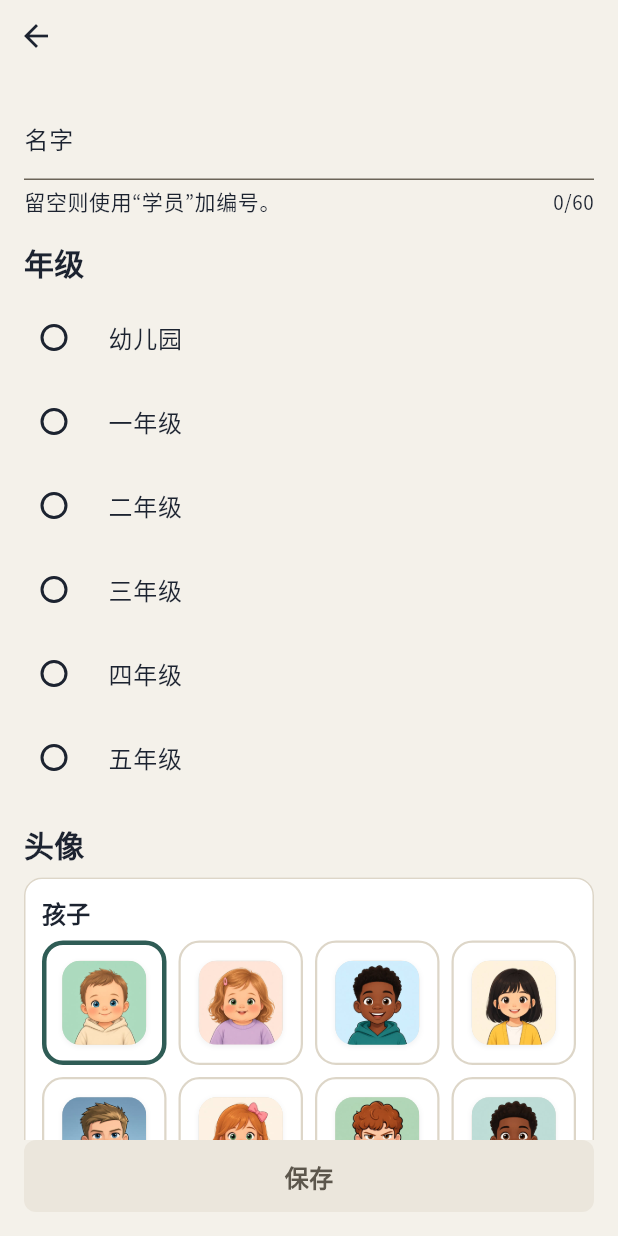
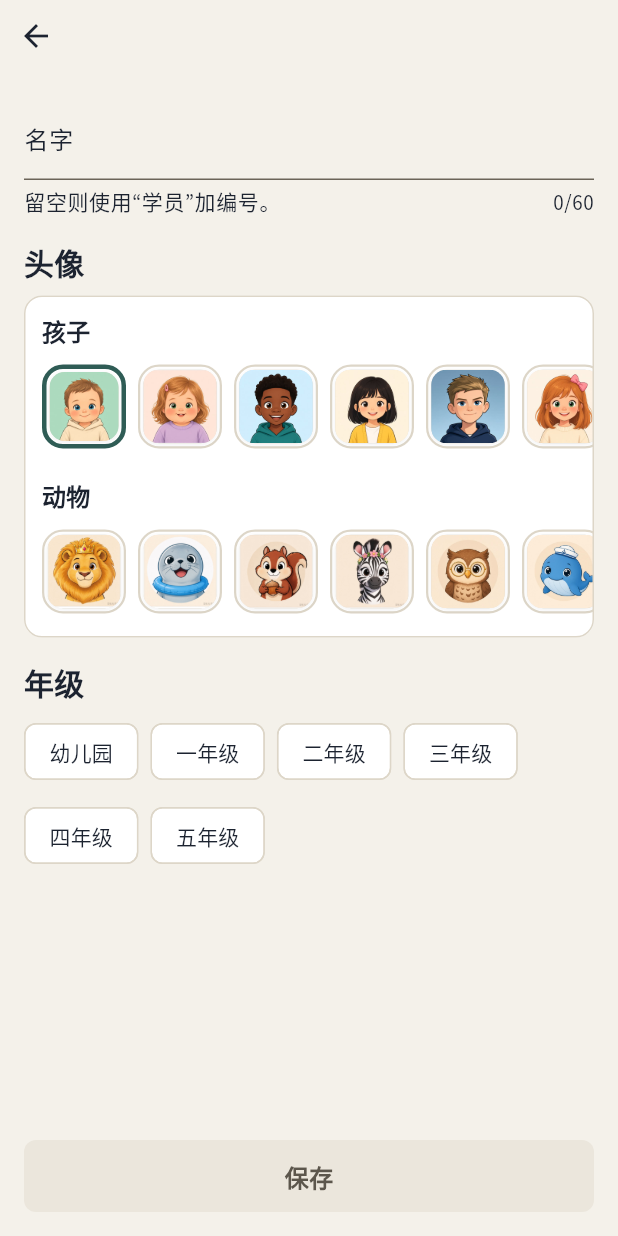
Before and after one commit to dk111222/out-m-calc, a Flutter app: the LearnerFormPage screen opened by its route, on a phone screen of 412 x 824 dp. Run offline on Flutter 3.47's test engine with Material 3 defaults, Android fonts, the phone set to English and light mode, and no system bars; our stand-ins replace audioplayers, flutter_riverpod, flutter_screenutil, flutter_tts, go_router, hive_flutter and 4 more; missing offline and left inert: google_mlkit_text_recognition; accounts and stored records are empty.

Commit message:
Show kid and animal avatars together on the add-learner screen.
Use two horizontal strips labeled 孩子 / 动物 so both sets appear under the name field without scrolling past a tall kid grid, and switch grades to compact chips.

Co-authored-by: DK <dk111222@users.noreply.github.com>

```diff
--- a/lib/pages/home_pages.dart
+++ b/lib/pages/home_pages.dart
@@ -197,28 +197,30 @@ class _LearnerFormPageState extends ConsumerState<LearnerFormPage> {
             ),
           ),
           const SizedBox(height: AppSpace.s16),
-          Text(t.gradeWord, style: Theme.of(context).textTheme.titleMedium),
-          const SizedBox(height: AppSpace.s8),
-          RadioGroup<String>(
-            groupValue: _grade,
-            onChanged: (value) => setState(() => _grade = value),
-            child: Column(
-              children: [
-                for (final grade in grades)
-                  RadioListTile<String>(
-                    value: grade,
-                    title: Text(t.grade(grade)),
-                    contentPadding: EdgeInsets.zero,
-                  ),
-              ],
-            ),
-          ),
-          const SizedBox(height: AppSpace.s16),
           Text(t.avatarWord, style: Theme.of(context).textTheme.titleMedium),
           const SizedBox(height: AppSpace.s8),
           AvatarPicker(
             selected: avatar,
             onSelected: (value) => setState(() => _avatar = value),
+          ),
+          const SizedBox(height: AppSpace.s16),
+          Text(t.gradeWord, style: Theme.of(context).textTheme.titleMedium),
+          const SizedBox(height: AppSpace.s8),
+          // Compact chips keep grade + both avatar rows on the first screen.
+          Wrap(
+            spacing: AppSpace.s8,
+            runSpacing: AppSpace.s8,
+            children: [
+              for (final grade in grades)
+                ChoiceChip(
+                  label: Text(t.grade(grade)),
+                  selected: _grade == grade,
+                  onSelected: (selected) {
+                    if (!selected) return;
+                    setState(() => _grade = grade);
+                  },
+                ),
+            ],
           ),
         ],
       ),
--- a/lib/ui/avatars.dart
+++ b/lib/ui/avatars.dart
@@ -131,6 +131,7 @@ class AvatarPicker extends StatelessWidget {
     final t = Copy.of(context);
     final border = _borderOf(context);
     final surface = _surfaceOf(context);
+    // Two short horizontal rows keep kids + animals on the first screen.
     return Material(
       color: surface,
       elevation: 0,
@@ -139,13 +140,13 @@ class AvatarPicker extends StatelessWidget {
         side: BorderSide(color: border),
       ),
       child: Padding(
-        padding: const EdgeInsets.all(AppSpace.s12),
+        padding: const EdgeInsets.symmetric(vertical: AppSpace.s12),
         child: Column(
           crossAxisAlignment: CrossAxisAlignment.start,
           children: [
             _SectionLabel(t.kidAvatars),
             const SizedBox(height: AppSpace.s8),
-            _AvatarGrid(
+            _AvatarRow(
               ids: kidAvatarIds,
               selected: selected,
               onSelected: onSelected,
@@ -153,7 +154,7 @@ class AvatarPicker extends StatelessWidget {
             const SizedBox(height: AppSpace.s16),
             _SectionLabel(t.animalAvatars),
             const SizedBox(height: AppSpace.s8),
-            _AvatarGrid(
+            _AvatarRow(
               ids: animalAvatarIds,
               selected: selected,
               onSelected: onSelected,
@@ -172,18 +173,21 @@ class _SectionLabel extends StatelessWidget {
 
   @override
   Widget build(BuildContext context) {
-    return Text(
+    return Padding(
+      padding: const EdgeInsets.symmetric(horizontal: AppSpace.s12),
+      child: Text(
         text,
         style: Theme.of(context).textTheme.titleMedium?.copyWith(
           fontSize: 16,
           fontWeight: FontWeight.w600,
         ),
+      ),
     );
   }
 }
 
-class _AvatarGrid extends StatelessWidget {
-  const _AvatarGrid({
+class _AvatarRow extends StatelessWidget {
+  const _AvatarRow({
     required this.ids,
     required this.selected,
     required this.onSelected,
@@ -193,53 +197,52 @@ class _AvatarGrid extends StatelessWidget {
   final String selected;
   final ValueChanged<String> onSelected;
 
+  static const _chip = 56.0;
+
   @override
   Widget build(BuildContext context) {
     final accent =
         Theme.of(context).extension<AppColors>()?.accent ??
         Theme.of(context).colorScheme.primary;
     final border = _borderOf(context);
-    return GridView.count(
-      crossAxisCount: 4,
-      shrinkWrap: true,
-      physics: const NeverScrollableScrollPhysics(),
-      mainAxisSpacing: AppSpace.s8,
-      crossAxisSpacing: AppSpace.s8,
-      childAspectRatio: 1,
+    // Eager Row (not ListView.builder) so all 12 chips exist for tests and
+    // semantics; the parent page scrolls vertically if needed.
+    return SizedBox(
+      height: _chip + 8,
+      child: SingleChildScrollView(
+        scrollDirection: Axis.horizontal,
+        padding: const EdgeInsets.symmetric(horizontal: AppSpace.s12),
+        child: Row(
           children: [
-        for (final id in ids)
+            for (var i = 0; i < ids.length; i++) ...[
+              if (i > 0) const SizedBox(width: AppSpace.s8),
               Semantics(
                 button: true,
-            selected: id == selected,
-            label: id,
+                selected: ids[i] == selected,
+                label: ids[i],
                 child: InkWell(
                   borderRadius: BorderRadius.circular(14),
-              onTap: () => onSelected(id),
+                  onTap: () => onSelected(ids[i]),
                   child: AnimatedContainer(
                     duration: motionFast,
+                    width: _chip,
+                    height: _chip,
                     padding: const EdgeInsets.all(2),
                     decoration: BoxDecoration(
                       borderRadius: BorderRadius.circular(14),
                       border: Border.all(
-                    color: id == selected ? accent : border,
-                    width: id == selected ? 3 : 1.5,
+                        color: ids[i] == selected ? accent : border,
+                        width: ids[i] == selected ? 3 : 1.5,
                       ),
                     ),
-                child: LayoutBuilder(
-                  builder: (context, constraints) {
-                    final side = constraints.biggest.shortestSide - 4;
-                    return Center(
-                      child: ChildAvatar(
-                        id: id,
-                        size: side.clamp(36, 56),
-                      ),
-                    );
-                  },
-                ),
+                    child: ChildAvatar(id: ids[i], size: _chip - 8),
                   ),
                 ),
               ),
             ],
+          ],
+        ),
+      ),
     );
   }
 }
```
Also changed, not shown: e2e/flows_test.dart (+1 -1 lines). Lines whose indentation alone changed are shown as unchanged.
